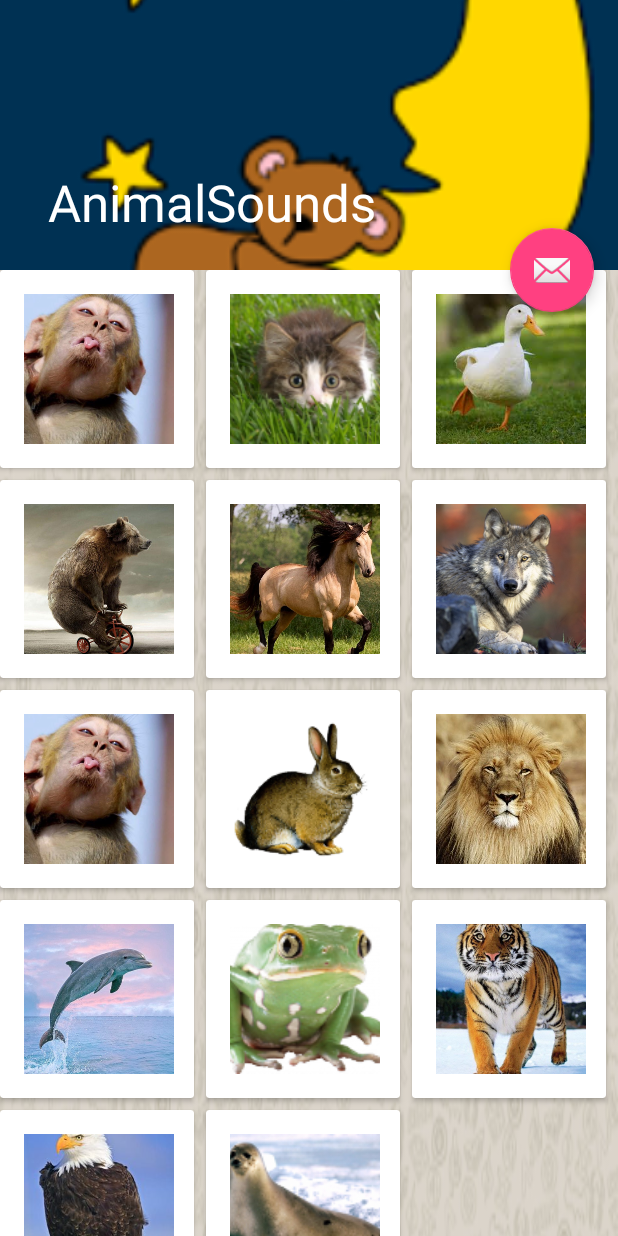
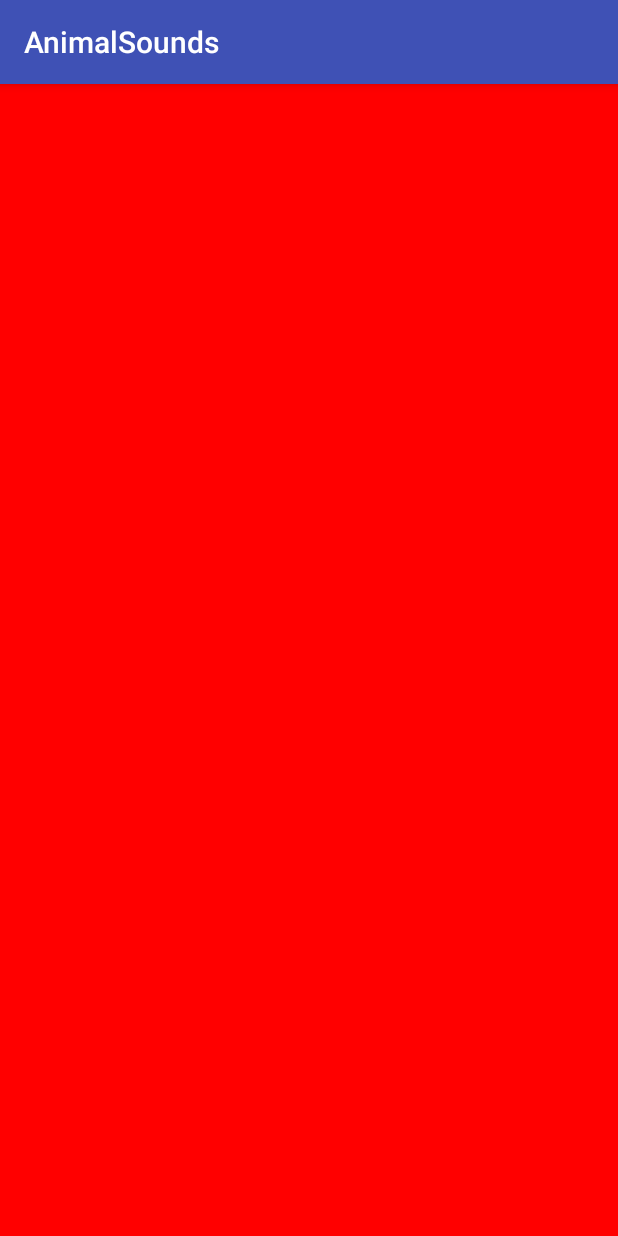
Before and after one commit to HackeruDroids/AnimalSounds3, an Android app: the screen it shows after launch (ScrollingActivity before the commit, SwipeActivity after it), on a phone screen of 412 x 824 dp. Run offline under Robolectric (Android 15) with nearby library versions, the phone set to English and light mode, and no system bars.

Commit message:
ViewPager

```diff
--- a/app/build.gradle
+++ b/app/build.gradle
@@ -26,7 +26,8 @@ dependencies {
     })
     compile 'com.android.support:appcompat-v7:25.3.1'
     compile 'com.android.support:design:25.3.1'
-    testCompile 'junit:junit:4.12'
     compile 'com.android.support.constraint:constraint-layout:1.0.2'
     compile 'com.android.support:cardview-v7:25.3.1'
+    compile 'com.android.support:support-v4:25.3.1'
+    testCompile 'junit:junit:4.12'
 }
--- a/app/src/main/AndroidManifest.xml
+++ b/app/src/main/AndroidManifest.xml
@@ -13,9 +13,11 @@
             android:name=".ScrollingActivity"
             android:label="@string/app_name"
             android:theme="@style/AppTheme.NoActionBar">
+
+        </activity>
+        <activity android:name=".SwipeActivity">
             <intent-filter>
                 <action android:name="android.intent.action.MAIN" />
-
                 <category android:name="android.intent.category.LAUNCHER" />
             </intent-filter>
         </activity>
--- /dev/null
+++ b/app/src/main/java/hackeru/edu/animalsounds/RedFragment.java
@@ -0,0 +1,29 @@
+package hackeru.edu.animalsounds;
+
+
+import android.os.Bundle;
+import android.support.v4.app.Fragment;
+import android.view.LayoutInflater;
+import android.view.View;
+import android.view.ViewGroup;
+
+
+/**
+ * A simple {@link Fragment} subclass.
+ */
+public class RedFragment extends Fragment {
+
+
+    public RedFragment() {
+        // Required empty public constructor
+    }
+
+
+    @Override
+    public View onCreateView(LayoutInflater inflater, ViewGroup container,
+                             Bundle savedInstanceState) {
+        // Inflate the layout for this fragment
+        return inflater.inflate(R.layout.fragment_red, container, false);
+    }
+
+}
--- /dev/null
+++ b/app/src/main/java/hackeru/edu/animalsounds/SwipeActivity.java
@@ -0,0 +1,42 @@
+package hackeru.edu.animalsounds;
+
+import android.support.v4.app.Fragment;
+import android.support.v4.app.FragmentManager;
+import android.support.v4.app.FragmentStatePagerAdapter;
+import android.support.v4.view.ViewPager;
+import android.support.v7.app.AppCompatActivity;
+import android.os.Bundle;
+
+public class SwipeActivity extends AppCompatActivity {
+
+    @Override
+    protected void onCreate(Bundle savedInstanceState) {
+        super.onCreate(savedInstanceState);
+        setContentView(R.layout.activity_swipe);
+
+        ViewPager pager = (ViewPager) findViewById(R.id.pager);
+        //setAdapter:
+        pager.setAdapter(new MyPagerAdapter(getSupportFragmentManager()));
+    }
+
+    class MyPagerAdapter extends FragmentStatePagerAdapter{
+
+        //Constructor:
+        public MyPagerAdapter(FragmentManager fm) {
+            super(fm);
+        }
+        //get Fragment by position
+        @Override
+        public Fragment getItem(int position) {
+            if (position == 0 )
+                return new RedFragment();
+            else if (position == 1)
+                return new Fragment();
+            return null;
+        }
+        @Override
+        public int getCount() {
+            return 2;
+        }
+    }
+}
--- /dev/null
+++ b/app/src/main/res/layout/activity_swipe.xml
@@ -0,0 +1,17 @@
+<?xml version="1.0" encoding="utf-8"?>
+<android.support.constraint.ConstraintLayout xmlns:android="http://schemas.android.com/apk/res/android"
+    xmlns:app="http://schemas.android.com/apk/res-auto"
+    xmlns:tools="http://schemas.android.com/tools"
+    android:layout_width="match_parent"
+    android:layout_height="match_parent"
+    tools:context="hackeru.edu.animalsounds.SwipeActivity">
+
+    <android.support.v4.view.ViewPager
+        android:id="@+id/pager"
+        android:layout_width="0dp"
+        android:layout_height="0dp"
+        app:layout_constraintBottom_toBottomOf="parent"
+        app:layout_constraintLeft_toLeftOf="parent"
+        app:layout_constraintRight_toRightOf="parent"
+        app:layout_constraintTop_toTopOf="parent" />
+</android.support.constraint.ConstraintLayout>
--- /dev/null
+++ b/app/src/main/res/layout/fragment_red.xml
@@ -0,0 +1,9 @@
+<FrameLayout xmlns:android="http://schemas.android.com/apk/res/android"
+    xmlns:tools="http://schemas.android.com/tools"
+    android:layout_width="match_parent"
+    android:layout_height="match_parent"
+    android:background="#f00"
+    tools:context="hackeru.edu.animalsounds.RedFragment">
+
+
+</FrameLayout>
--- a/app/src/main/res/values/strings.xml
+++ b/app/src/main/res/values/strings.xml
@@ -90,4 +90,7 @@
         "when a user tries to pick up one of cards.\n\n"
     </string>
     <string name="action_settings">Settings</string>
+
+    <!-- TODO: Remove or change this placeholder text -->
+    <string name="hello_blank_fragment">Hello blank fragment</string>
 </resources>
```
